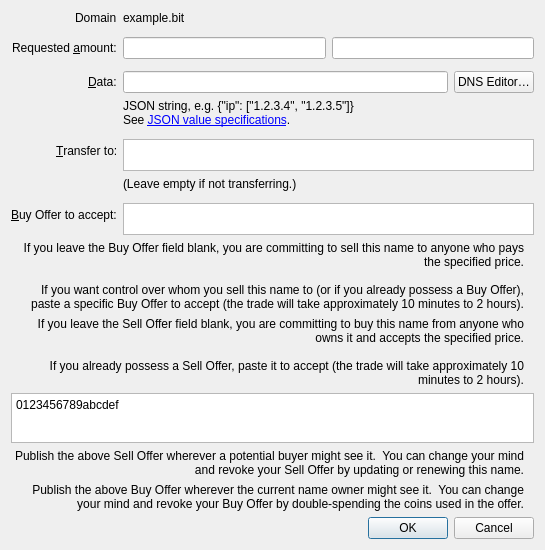
First picture: the form in electrum_nmc/electrum/gui/qt/forms/tradenamedialog.ui, repository sevenrats/electrum-nmc, before the edit.
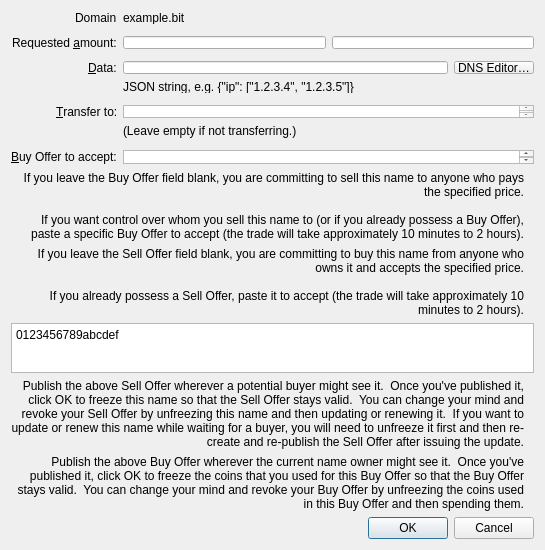
Second picture: the form after the edit. Custom widgets are drawn as their Qt base class.

Commit message: Namecoin / Qt: Freeze input of new trade offers

The edit to the form file:
```diff
--- a/electrum_nmc/electrum/gui/qt/forms/tradenamedialog.ui
+++ b/electrum_nmc/electrum/gui/qt/forms/tradenamedialog.ui
@@ -304,7 +304,7 @@
    <item>
     <widget class="QLabel" name="labelOutputSellHint">
      <property name="text">
-         <string notr="true">Publish the above Sell Offer wherever a potential buyer might see it.  You can change your mind and revoke your Sell Offer by updating or renewing this name.</string>
+         <string notr="true">Publish the above Sell Offer wherever a potential buyer might see it.  Once you've published it, click OK to freeze this name so that the Sell Offer stays valid.  You can change your mind and revoke your Sell Offer by unfreezing this name and then updating or renewing it.  If you want to update or renew this name while waiting for a buyer, you will need to unfreeze it first and then re-create and re-publish the Sell Offer after issuing the update.</string>
      </property>
      <property name="alignment">
       <set>Qt::AlignRight|Qt::AlignTrailing|Qt::AlignVCenter</set>
@@ -323,7 +323,7 @@
    <item>
     <widget class="QLabel" name="labelOutputBuyHint">
      <property name="text">
-         <string notr="true">Publish the above Buy Offer wherever the current name owner might see it.  You can change your mind and revoke your Buy Offer by double-spending the coins used in the offer.</string>
+         <string notr="true">Publish the above Buy Offer wherever the current name owner might see it.  Once you've published it, click OK to freeze the coins that you used for this Buy Offer so that the Buy Offer stays valid.  You can change your mind and revoke your Buy Offer by unfreezing the coins used in this Buy Offer and then spending them.</string>
      </property>
      <property name="alignment">
       <set>Qt::AlignRight|Qt::AlignTrailing|Qt::AlignVCenter</set>
```
The commit also changes 1 other file.
